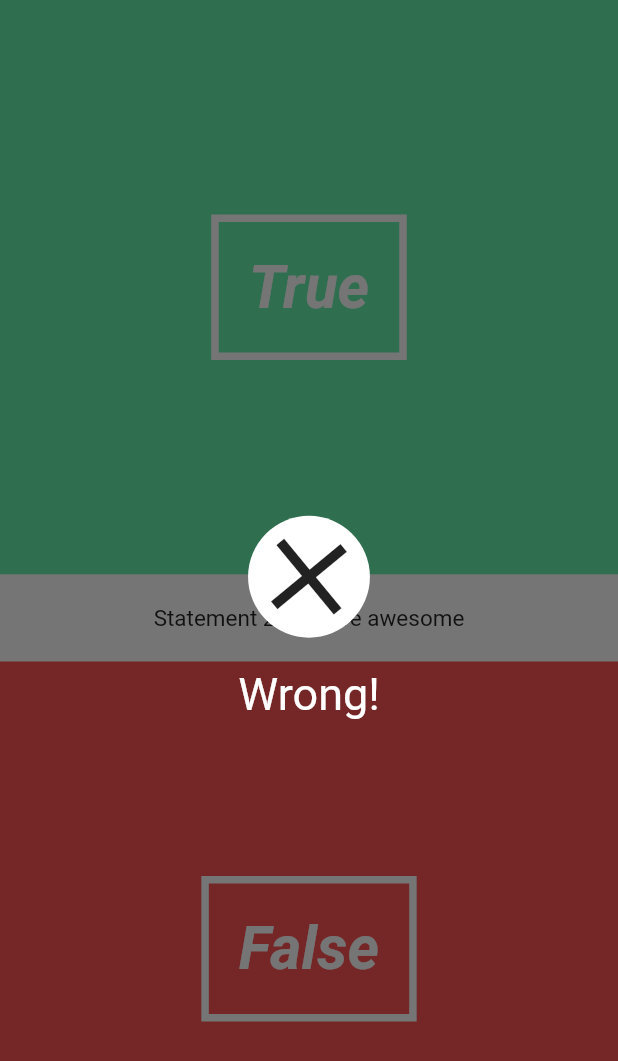
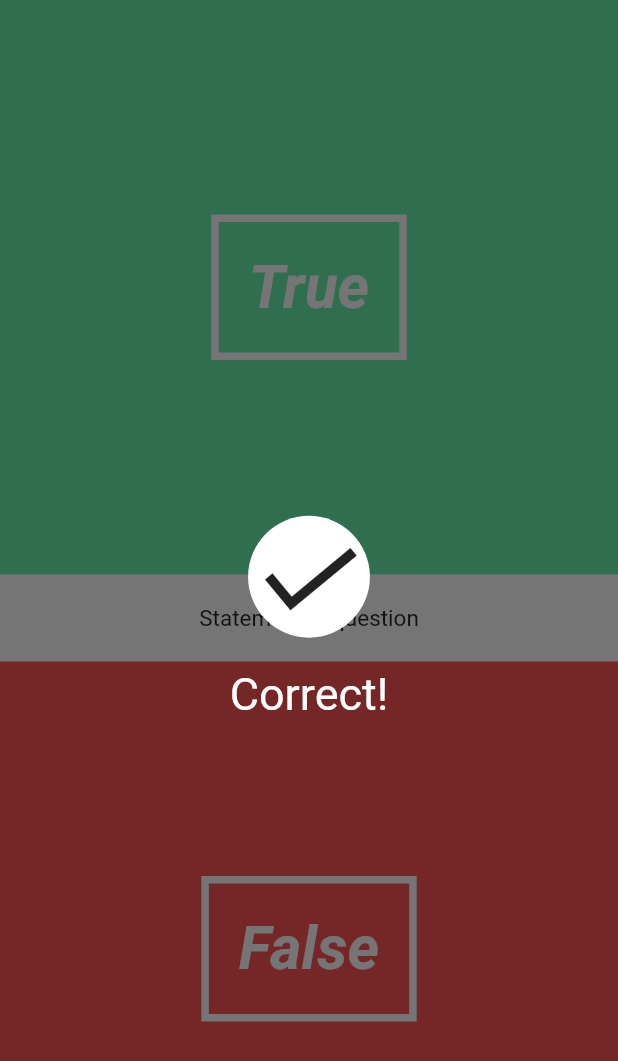
Before and after one commit to SamirDutta02/flutter_trial, a Flutter app: the QuizPage widget shown alone on an empty page, opened directly, after a tap on "True", after a tap on "False", on a phone screen of 412 x 824 dp. Shown: the top 1061 px of the screen. Run offline on Flutter 3.47's test engine with Material 2 defaults, Android fonts, the phone set to English and light mode, and no system bars.

Commit message:
Update quiz_page.dart

```diff
--- a/lib/pages/quiz_page.dart
+++ b/lib/pages/quiz_page.dart
@@ -20,6 +20,7 @@ class QuizPageState extends State<QuizPage> {
     new Question("Elon Musk is human", false),
     new Question("Pizza is healthy", false),
     new Question("Flutter is awesome", true),
+    new Question('question', false),
     new Question('You are awesome', true)
   ]);
   String questionText;
```
